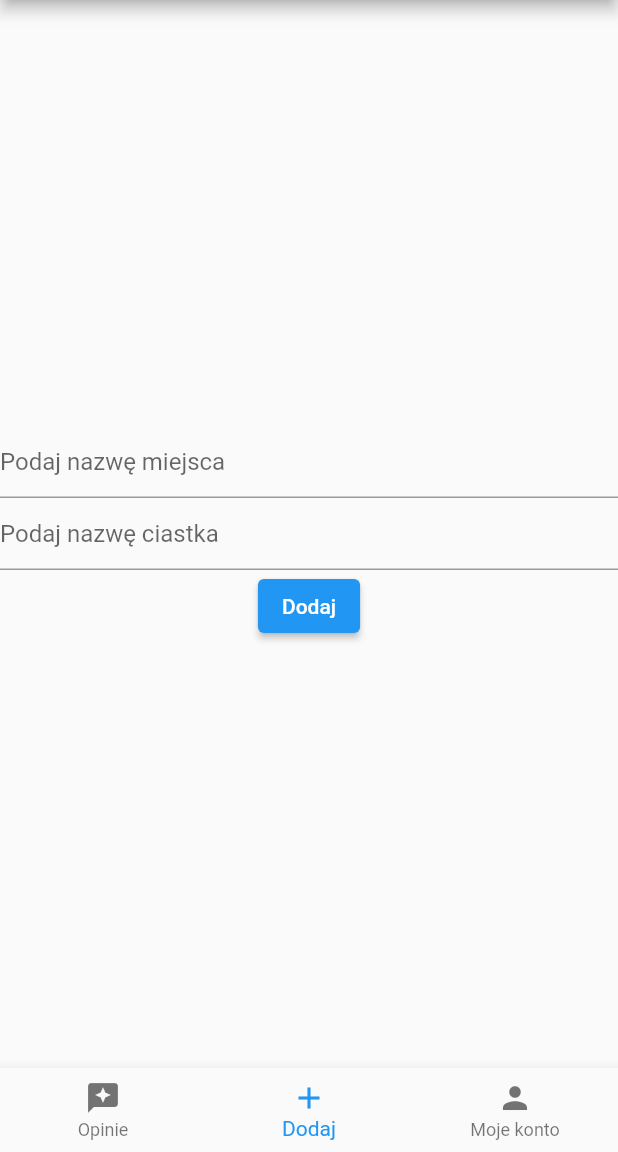
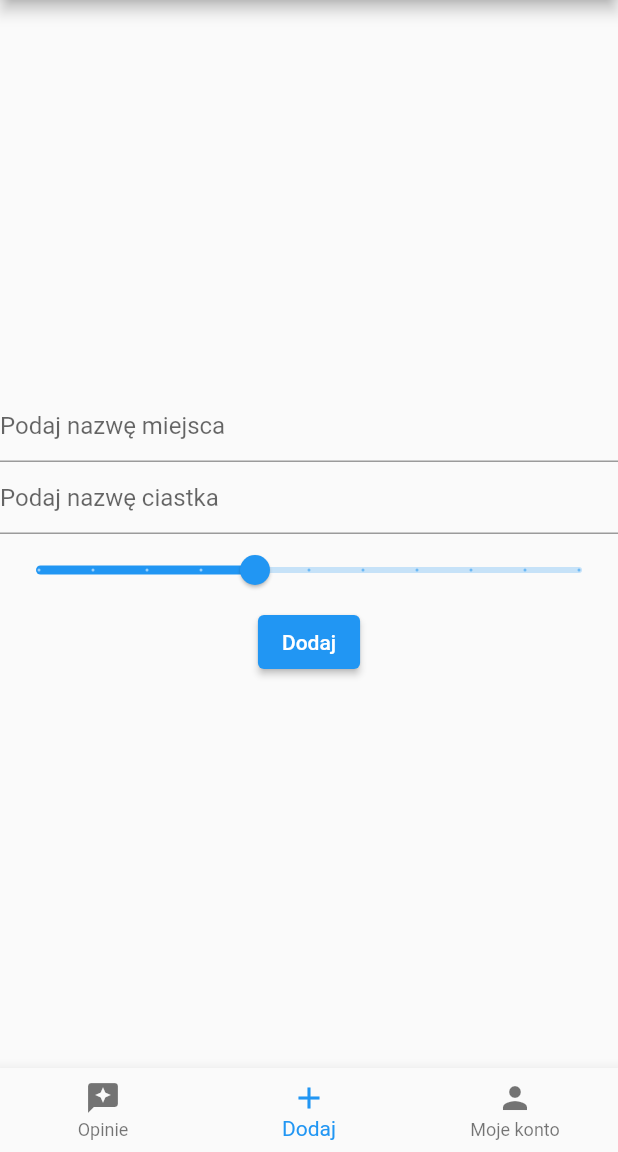
Before and after one commit to martaczech/sweetcakewarsaw, a Flutter app: the screen it shows once a user with an empty profile is signed in, item 2 of the bottom bar chosen, after a tap on "Dodaj", on a phone screen of 412 x 824 dp, the part 84-1236 px from its top. Run offline on Flutter 3.47's test engine with Material 2 defaults, Android fonts, the phone set to English and light mode, and no system bars; our stand-ins replace cloud_firestore, firebase_auth, firebase_core; accounts and stored records are empty.

```diff
--- a/lib/app/home/add_opinion/add_opinion_page_content.dart
+++ b/lib/app/home/add_opinion/add_opinion_page_content.dart
@@ -13,6 +13,7 @@ class AddOpinionPageContent extends StatefulWidget {
 class _AddOpinionPageContentState extends State<AddOpinionPageContent> {
   var placeName = '';
   var cakeName = '';
+  var rating = 3.0;
   @override
   Widget build(BuildContext context) {
     return Center(
@@ -28,22 +29,37 @@ class _AddOpinionPageContentState extends State<AddOpinionPageContent> {
             },
           ),
           TextField(
-            decoration: const InputDecoration(hintText: 'Podaj nazwę ciastka'),
+            decoration: const InputDecoration(
+              hintText: 'Podaj nazwę ciastka',
+            ),
             onChanged: (newValue) {
               setState(() {
                 cakeName = newValue;
               });
             },
           ),
+          Slider(
+            onChanged: (newValue) {
+              setState(() {
+                rating = newValue;
+              });
+            },
+            value: rating,
+            min: 1.0,
+            max: 6.0,
+            divisions: 10,
+            label: rating.toString(),
+          ),
           ElevatedButton(
-              onPressed: () {
-                FirebaseFirestore.instance.collection('restaurants').add({
-                  'name': placeName,
-                  'cake': cakeName,
-                  'rating': 3.0,
-                });
-              },
-              child: const Text('Dodaj'))
+            onPressed: () {
+              FirebaseFirestore.instance.collection('places').add({
+                'name': placeName,
+                'ciastko': cakeName,
+                'rating': rating,
+              });
+            },
+            child: const Text('Dodaj'),
+          ),
         ],
       ),
     );
--- a/lib/app/home/places/places_page_content.dart
+++ b/lib/app/home/places/places_page_content.dart
@@ -38,9 +38,6 @@ class PlacesPageContent extends StatelessWidget {
                   ],
                 ),
               ),
-              const Center(
-                child: Text('Jeden'),
-              ),
             ],
           ],
         );
```
